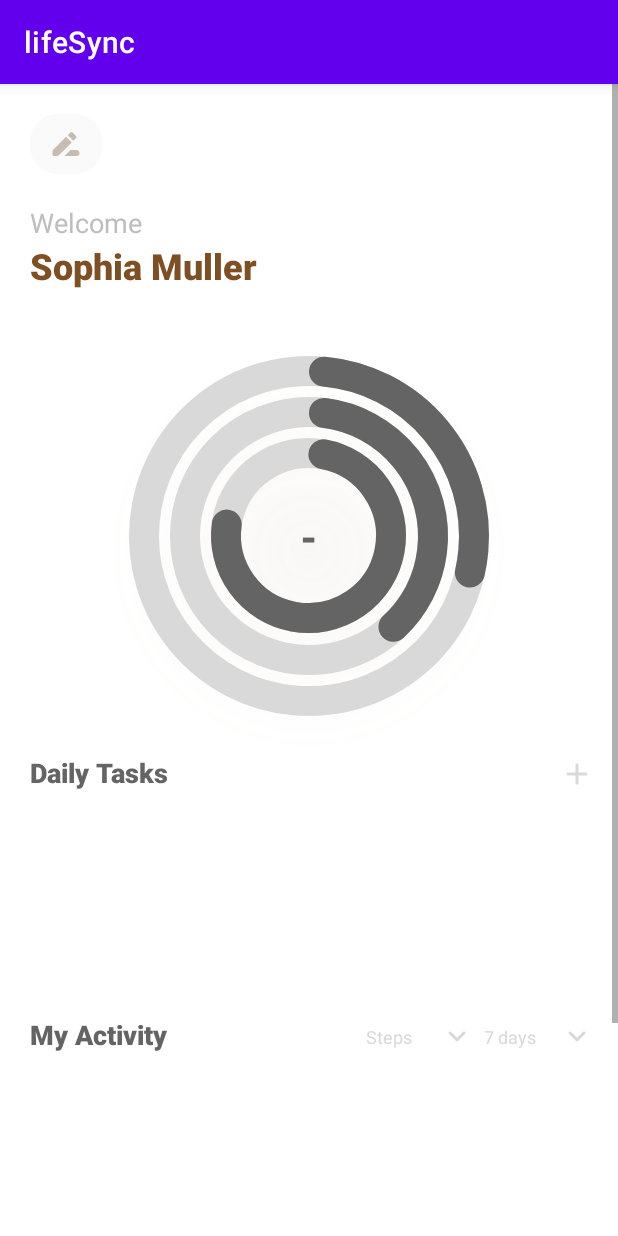
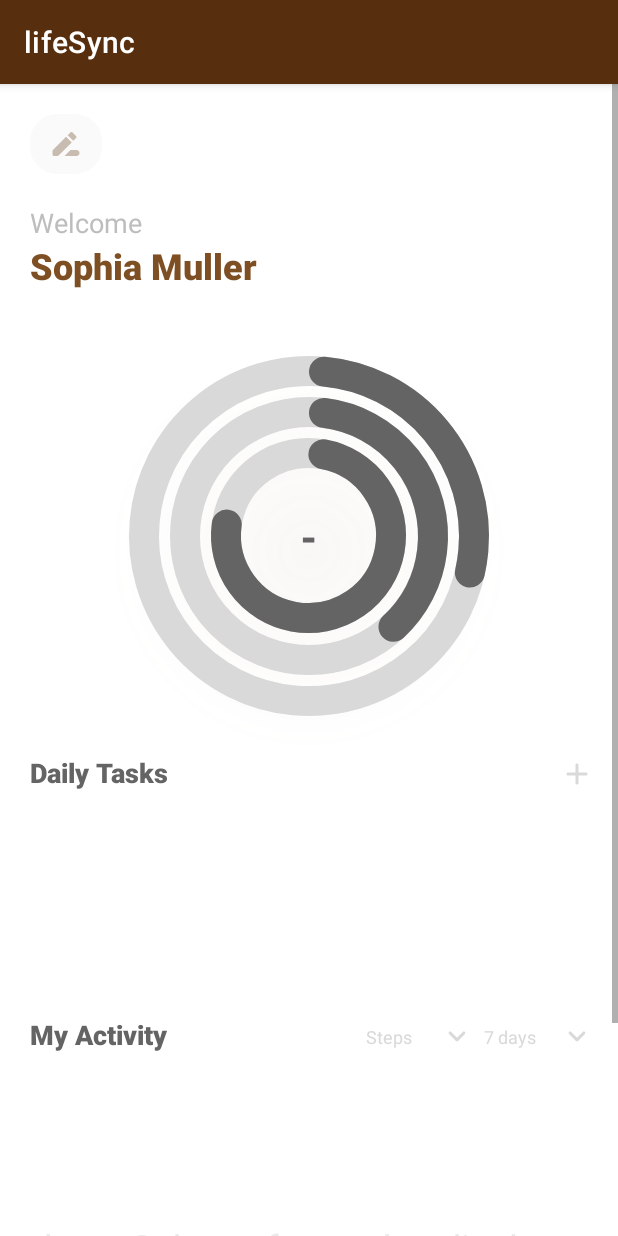
Before and after one commit to kangchong978/lifeSync_android_app, an Android app: the fragment FirstFragment shown on its own in the app's theme, on a phone screen of 412 x 824 dp. Run offline under Robolectric (Android 15) with nearby library versions, the phone set to English and light mode, and no system bars; 4 statements that could not run were skipped.

Commit message:
Update#colors

```diff
--- a/app/src/main/java/com/example/lifesync/FirstFragment.java
+++ b/app/src/main/java/com/example/lifesync/FirstFragment.java
@@ -12,6 +12,7 @@ import android.graphics.Color;
 import android.os.Build;
 import android.os.Bundle;
 import android.os.IBinder;
+import android.util.DisplayMetrics;
 import android.util.Log;
 import android.view.LayoutInflater;
 import android.view.MenuItem;
@@ -697,6 +698,12 @@ public class FirstFragment extends Fragment implements AddActivityModalFragment.
             if (graphView.getLayoutParams() != null && totalDataPoints > 0) {
                 graphView.getLayoutParams().width = (int) requiredWidth;
                 graphView.requestLayout(); // Request layout update to reflect the new width
+            }else if(graphView.getLayoutParams() != null){
+                DisplayMetrics displayMetrics = new DisplayMetrics();
+                getActivity().getWindowManager().getDefaultDisplay().getMetrics(displayMetrics);
+                int screenWidth = displayMetrics.widthPixels;
+                graphView.getLayoutParams().width = screenWidth - 120;
+                graphView.requestLayout();
             }
 
             graphView.resetData();
--- a/app/src/main/java/com/example/lifesync/LineGraphView.java
+++ b/app/src/main/java/com/example/lifesync/LineGraphView.java
@@ -7,6 +7,9 @@ import android.graphics.Color;
 import android.graphics.Paint;
 import android.util.AttributeSet;
 import android.view.View;
+
+import androidx.annotation.ColorRes;
+import androidx.core.content.ContextCompat;
 
 import java.util.ArrayList;
 import java.util.List;
@@ -94,6 +97,26 @@ public class LineGraphView extends View {
     @Override
     protected void onDraw(Canvas canvas) {
         super.onDraw(canvas);
+        // Check if there are no data points or not enough data points
+        if (data == null || data.isEmpty() || data.get(0).size() < 2) {
+            // Draw the message in the middle of the view
+            String message = "at least 2 days of record to display";
+            Paint messagePaint = new Paint();
+            messagePaint.setColor( ContextCompat.getColor(this.getContext(), R.color.greyEB));
+            messagePaint.setTextSize(36); // Set the text size
+
+            float textWidth = messagePaint.measureText(message);
+            float x = (getWidth() - textWidth) / 2; // Center the text horizontally
+
+            // Center the text vertically
+            Paint.FontMetrics fontMetrics = messagePaint.getFontMetrics();
+            float textHeight = fontMetrics.bottom - fontMetrics.top;
+            float y = (getHeight() - textHeight) / 2 + textHeight - fontMetrics.bottom;
+
+            canvas.drawText(message, x, y, messagePaint);
+            return;
+        }
+
 
         // Check if the cached bitmap is null or needs to be recreated
         if (cachedBitmap == null || cachedBitmap.getWidth() != getWidth() || cachedBitmap.getHeight() != getHeight()) {
--- a/app/src/main/res/layout/activity_main.xml
+++ b/app/src/main/res/layout/activity_main.xml
@@ -5,7 +5,7 @@
     xmlns:tools="http://schemas.android.com/tools"
     android:layout_width="match_parent"
     android:layout_height="match_parent"
-    tools:context=".MainActivity">
+    tools:context=".MainActivity" >
 
   <include layout="@layout/content_main"/>
 
--- a/app/src/main/res/values-night/themes.xml
+++ b/app/src/main/res/values-night/themes.xml
@@ -1,16 +1,16 @@
 <resources xmlns:tools="http://schemas.android.com/tools">
     <!-- Base application theme. -->
     <style name="Theme.LifeSync" parent="Theme.MaterialComponents.DayNight.DarkActionBar">
-        <!-- Primary brand color. -->
-        <item name="colorPrimary">@color/purple_200</item>
-        <item name="colorPrimaryVariant">@color/purple_700</item>
+        <!-- Primary brand color for night mode. -->
+        <item name="colorPrimary">@color/color6</item>
+        <item name="colorPrimaryVariant">@color/color5</item>
         <item name="colorOnPrimary">@color/black</item>
-        <!-- Secondary brand color. -->
-        <item name="colorSecondary">@color/teal_200</item>
-        <item name="colorSecondaryVariant">@color/teal_200</item>
+        <!-- Secondary brand color for night mode. -->
+        <item name="colorSecondary">@color/color7</item>
+        <item name="colorSecondaryVariant">@color/color7</item>
         <item name="colorOnSecondary">@color/black</item>
-        <!-- Status bar color. -->
+        <!-- Status bar color for night mode. -->
         <item name="android:statusBarColor">?attr/colorPrimaryVariant</item>
-        <!-- Customize your theme here. -->
+        <!-- Customize your theme here for night mode. -->
     </style>
 </resources>
--- a/app/src/main/res/values/colors.xml
+++ b/app/src/main/res/values/colors.xml
@@ -11,4 +11,14 @@
     <color name="greyF6">#FFF6F6F6</color>
     <color name="greyEB">#FFEBEBEB</color>
     <color name="transparent">#00FFFFFF</color>
+    <color name="color1">#582f0e</color>
+    <color name="color2">#7f4f24</color>
+    <color name="color3">#936639</color>
+    <color name="color4">#a68a64</color>
+    <color name="color5">#b6ad90</color>
+    <color name="color6">#c2c5aa</color>
+    <color name="color7">#a4ac86</color>
+    <color name="color8">#656d4a</color>
+    <color name="color9">#414833</color>
+    <color name="color10">#333d29</color>
 </resources>
--- a/app/src/main/res/values/themes.xml
+++ b/app/src/main/res/values/themes.xml
@@ -2,15 +2,15 @@
     <!-- Base application theme. -->
     <style name="Theme.LifeSync" parent="Theme.MaterialComponents.DayNight.DarkActionBar">
         <!-- Primary brand color. -->
-        <item name="colorPrimary">@color/purple_500</item>
-        <item name="colorPrimaryVariant">@color/purple_700</item>
+        <item name="colorPrimary">@color/color1</item>
+        <item name="colorPrimaryVariant">@color/color2</item>
         <item name="colorOnPrimary">@color/white</item>
         <!-- Secondary brand color. -->
-        <item name="colorSecondary">@color/teal_200</item>
-        <item name="colorSecondaryVariant">@color/teal_700</item>
+        <item name="colorSecondary">@color/color4</item>
+        <item name="colorSecondaryVariant">@color/color5</item>
         <item name="colorOnSecondary">@color/black</item>
         <!-- Status bar color. -->
-        <item name="android:statusBarColor">?attr/colorPrimaryVariant</item>
+        <item name="android:statusBarColor">@color/white</item>
         <!-- Customize your theme here. -->
     </style>
     <style name="Theme.LifeSync.NoActionBar">
@@ -19,4 +19,5 @@
     </style>
     <style name="Theme.LifeSync.AppBarOverlay" parent="ThemeOverlay.AppCompat.Dark.ActionBar" />
     <style name="Theme.LifeSync.PopupOverlay" parent="ThemeOverlay.AppCompat.Light" />
+
 </resources>
```
